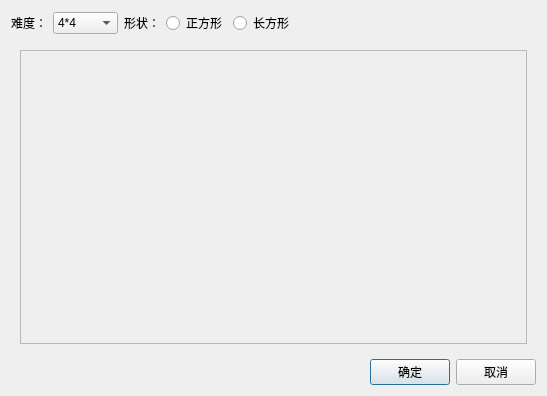
First picture: the form in JigsawPuzzle/PuzzlePlugin/cutimage.ui, repository catcheroftime/JigsawPuzzle, before the edit.
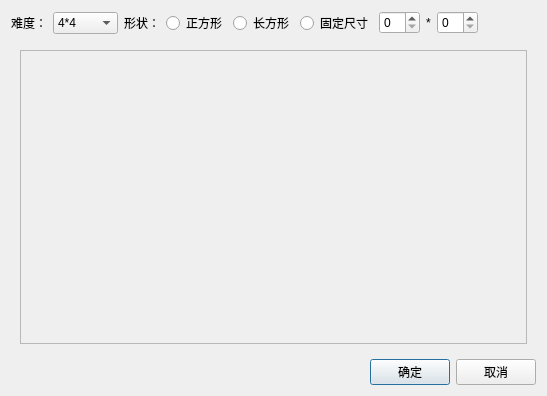
Second picture: the form after the edit. Custom widgets are drawn as their Qt base class.

Patch:
```diff
--- a/JigsawPuzzle/PuzzlePlugin/cutimage.ui
+++ b/JigsawPuzzle/PuzzlePlugin/cutimage.ui
@@ -15,7 +15,7 @@
   </property>
   <layout class="QVBoxLayout" name="verticalLayout" stretch="0,1,0">
    <item>
-    <layout class="QHBoxLayout" name="horizontalLayout_4" stretch="0,0,1">
+    <layout class="QHBoxLayout" name="horizontalLayout_4" stretch="0,0,0,0,0,0,1">
      <item>
       <layout class="QHBoxLayout" name="horizontalLayout">
        <item>
@@ -82,6 +82,30 @@
        </item>
       </layout>
      </item>
+     <item>
+      <layout class="QHBoxLayout" name="horizontalLayout_5">
+       <item>
+        <widget class="QRadioButton" name="radioButton">
+         <property name="text">
+          <string>固定尺寸</string>
+         </property>
+        </widget>
+       </item>
+      </layout>
+     </item>
+     <item>
+      <widget class="QSpinBox" name="spinBox"/>
+     </item>
+     <item>
+      <widget class="QLabel" name="label">
+       <property name="text">
+        <string>*</string>
+       </property>
+      </widget>
+     </item>
+     <item>
+      <widget class="QSpinBox" name="spinBox_2"/>
+     </item>
      <item>
       <spacer name="horizontalSpacer_2">
        <property name="orientation">
```
